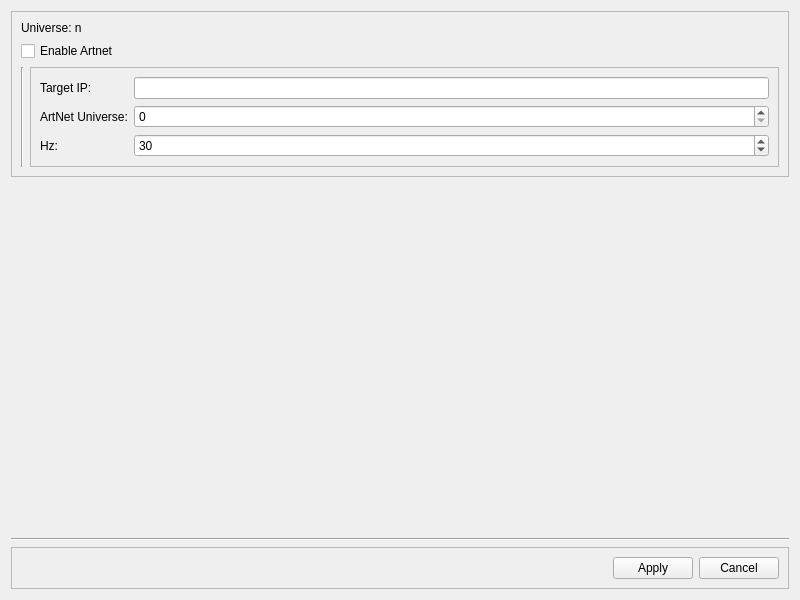
First picture: the form in LightDrive/Workspace/Widgets/universe_configuration.ui, repository Nmstr/LightDrive, before the edit.
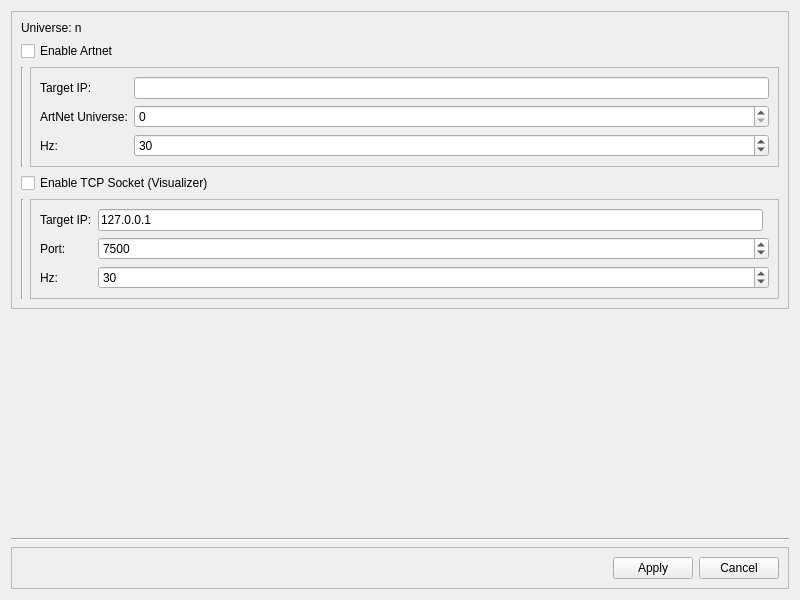
Second picture: the form after the edit.

Commit message: visualizer can now receive dmx

Diff of the .ui file:
```diff
--- a/LightDrive/Workspace/Widgets/universe_configuration.ui
+++ b/LightDrive/Workspace/Widgets/universe_configuration.ui
@@ -76,6 +76,20 @@
         </layout>
        </widget>
       </item>
+      <item row="3" column="0" colspan="2">
+       <widget class="QCheckBox" name="enable_tcp_socket_checkbox">
+        <property name="text">
+         <string>Enable TCP Socket (Visualizer)</string>
+        </property>
+       </widget>
+      </item>
+      <item row="2" column="0">
+       <widget class="Line" name="artnet_line">
+        <property name="orientation">
+         <enum>Qt::Orientation::Vertical</enum>
+        </property>
+       </widget>
+      </item>
       <item row="0" column="0" colspan="2">
        <widget class="QLabel" name="universe_number_label">
         <property name="maximumSize">
@@ -89,13 +103,6 @@
         </property>
        </widget>
       </item>
-      <item row="2" column="0">
-       <widget class="Line" name="line">
-        <property name="orientation">
-         <enum>Qt::Orientation::Vertical</enum>
-        </property>
-       </widget>
-      </item>
       <item row="1" column="0" colspan="2">
        <widget class="QCheckBox" name="enable_artnet_checkbox">
         <property name="text">
@@ -103,6 +110,73 @@
         </property>
        </widget>
       </item>
+      <item row="4" column="0">
+       <widget class="Line" name="line">
+        <property name="orientation">
+         <enum>Qt::Orientation::Vertical</enum>
+        </property>
+       </widget>
+      </item>
+      <item row="4" column="1">
+       <widget class="QFrame" name="tcp_socket_frame">
+        <property name="frameShape">
+         <enum>QFrame::Shape::StyledPanel</enum>
+        </property>
+        <property name="frameShadow">
+         <enum>QFrame::Shadow::Raised</enum>
+        </property>
+        <layout class="QGridLayout" name="gridLayout_3">
+         <item row="3" column="0">
+          <widget class="QLabel" name="tcp_socket_hz_label">
+           <property name="text">
+            <string>Hz:</string>
+           </property>
+          </widget>
+         </item>
+         <item row="2" column="1" colspan="2">
+          <widget class="QSpinBox" name="tcp_socket_port_spin">
+           <property name="maximum">
+            <number>65535</number>
+           </property>
+           <property name="value">
+            <number>7500</number>
+           </property>
+          </widget>
+         </item>
+         <item row="2" column="0">
+          <widget class="QLabel" name="tcp_socket_port_label">
+           <property name="text">
+            <string>Port:</string>
+           </property>
+          </widget>
+         </item>
+         <item row="3" column="1" colspan="2">
+          <widget class="QSpinBox" name="tcp_socket_hz_spin">
+           <property name="maximum">
+            <number>255</number>
+           </property>
+           <property name="value">
+            <number>30</number>
+           </property>
+          </widget>
+         </item>
+         <item row="1" column="1">
+          <widget class="QLineEdit" name="tcp_socket_target_ip_edit">
+           <property name="text">
+            <string>127.0.0.1</string>
+           </property>
+          </widget>
+         </item>
+         <item row="1" column="0">
+          <widget class="QLabel" name="tcp_socket_ip_label">
+           <property name="text">
+            <string>Target IP:</string>
+           </property>
+          </widget>
+         </item>
+        </layout>
+       </widget>
+      </item>
      </layout>
     </widget>
    </item>
```
Left out of the diff: 12 changed lines with no effect on the pictures. The commit also changes 7 other files.
